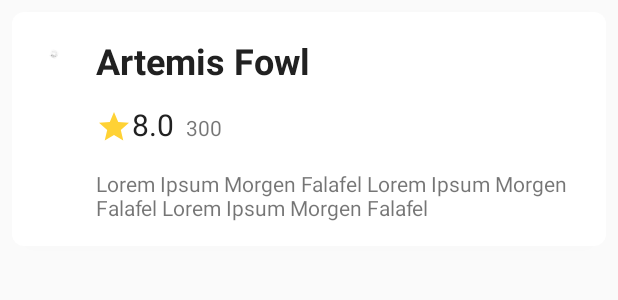
After one commit to ipshitaRB/Flopp, an Android app: the layout movie_card_layout.xml on its own in the app's theme, with its tools: preview values and no code run, on a phone screen of 412 x 824 dp. The commit adds this screen. Shown: the top 300 px of the screen. Run offline under Robolectric (Android 15) with nearby library versions, the phone set to English and light mode, and no system bars.

Commit message:
Show movie list in recyclerView

```diff
--- /dev/null
+++ b/app/src/main/res/layout/fragment_detail.xml
@@ -0,0 +1,6 @@
+<?xml version="1.0" encoding="utf-8"?>
+<FrameLayout xmlns:android="http://schemas.android.com/apk/res/android"
+    xmlns:tools="http://schemas.android.com/tools"
+    android:layout_width="match_parent"
+    android:layout_height="match_parent"
+    tools:context=".fragments.detail.DetailFragment" />
--- /dev/null
+++ b/app/src/main/res/layout/movie_card_layout.xml
@@ -0,0 +1,101 @@
+<?xml version="1.0" encoding="utf-8"?>
+<layout xmlns:android="http://schemas.android.com/apk/res/android"
+    xmlns:app="http://schemas.android.com/apk/res-auto"
+    xmlns:tools="http://schemas.android.com/tools">
+
+    <data>
+
+        <variable
+            name="movie"
+            type="com.droidrbi.flopp.network.models.Result" />
+    </data>
+
+    <androidx.constraintlayout.widget.ConstraintLayout
+        android:layout_width="match_parent"
+        android:layout_height="wrap_content"
+        android:layout_margin="@dimen/constraint_layout_margin"
+        android:background="@drawable/item_background"
+        android:elevation="@dimen/elevation"
+        android:paddingBottom="@dimen/constraint_layout_bottom_padding">
+
+        <ImageView
+            android:id="@+id/thumbnailImageView"
+            android:layout_width="wrap_content"
+            android:layout_height="wrap_content"
+            android:layout_marginStart="@dimen/thumbnail_margin"
+            android:layout_marginTop="@dimen/thumbnail_margin"
+            android:contentDescription="@string/movie_poster_image"
+            android:cropToPadding="true"
+            app:layout_constraintStart_toStartOf="parent"
+            app:layout_constraintTop_toTopOf="parent"
+            app:srcCompat="@drawable/loading_img"
+            tools:src="@drawable/loading_animation" />
+
+        <TextView
+            android:id="@+id/movieTitleTextView"
+            android:layout_width="0dp"
+            android:layout_height="wrap_content"
+            android:layout_marginStart="16dp"
+            android:layout_marginTop="16dp"
+            android:layout_marginEnd="16dp"
+            android:ellipsize="end"
+            android:maxLines="3"
+            android:text="@{movie.title}"
+            android:textColor="@color/dark_grey"
+            android:textSize="24sp"
+            android:textStyle="bold"
+            app:layout_constraintEnd_toEndOf="parent"
+            app:layout_constraintStart_toEndOf="@+id/thumbnailImageView"
+            app:layout_constraintTop_toTopOf="parent"
+            tools:text="Artemis Fowl" />
+
+        <TextView
+            android:id="@+id/ratingTextView"
+            android:layout_width="wrap_content"
+            android:layout_height="wrap_content"
+            android:text="@{String.valueOf(movie.voteAverage)}"
+            android:textColor="@color/dark_grey"
+            android:textSize="20sp"
+            app:layout_constraintBottom_toBottomOf="@+id/star"
+            app:layout_constraintStart_toEndOf="@+id/star"
+            tools:text="8.0" />
+
+        <ImageView
+            android:id="@+id/star"
+            android:layout_width="wrap_content"
+            android:layout_height="wrap_content"
+            android:layout_marginStart="16dp"
+            android:layout_marginTop="16dp"
+            android:baselineAlignBottom="false"
+            android:contentDescription="@string/rating_star"
+            app:layout_constraintStart_toEndOf="@+id/thumbnailImageView"
+            app:layout_constraintTop_toBottomOf="@+id/movieTitleTextView"
+            app:srcCompat="@drawable/ic_baseline_star_24" />
+
+        <TextView
+            android:id="@+id/voteCount"
+            android:layout_width="wrap_content"
+            android:layout_height="wrap_content"
+            android:layout_marginStart="8dp"
+            android:text="@{String.valueOf(movie.voteCount)}"
+            app:layout_constraintBaseline_toBaselineOf="@+id/ratingTextView"
+            app:layout_constraintStart_toEndOf="@+id/ratingTextView"
+            tools:text="300" />
+
+        <TextView
+            android:id="@+id/overviewText"
+            android:layout_width="0dp"
+            android:layout_height="wrap_content"
+            android:layout_marginTop="16dp"
+            android:layout_marginEnd="16dp"
+            android:ellipsize="end"
+            android:maxLines="6"
+            android:text="@{movie.overview}"
+            app:layout_constraintEnd_toEndOf="parent"
+            app:layout_constraintStart_toStartOf="@+id/star"
+            app:layout_constraintTop_toBottomOf="@+id/ratingTextView"
+            tools:text="Lorem Ipsum Morgen Falafel Lorem Ipsum Morgen Falafel Lorem Ipsum Morgen Falafel" />
+
+
+    </androidx.constraintlayout.widget.ConstraintLayout>
+</layout>
--- a/app/src/main/res/values/colors.xml
+++ b/app/src/main/res/values/colors.xml
@@ -9,4 +9,5 @@
     <color name="less_dark_grey">#424242</color>
     <color name="yellow">#FFD600</color>
     <color name="star_tint">#FFD235</color>
+    <color name="color_list_bg">#FFC107</color>
 </resources>
--- /dev/null
+++ b/app/src/main/res/values/dimens.xml
@@ -0,0 +1,8 @@
+<?xml version="1.0" encoding="utf-8"?>
+<resources>
+    <dimen name="constraint_layout_margin">8dp</dimen>
+    <dimen name="elevation">4dp</dimen>
+    <dimen name="constraint_layout_bottom_padding">16dp</dimen>
+    <dimen name="thumbnail_margin">16dp</dimen>
+    <dimen name="list_margin">8dp</dimen>
+</resources>
--- a/app/src/main/res/values/strings.xml
+++ b/app/src/main/res/values/strings.xml
@@ -1,4 +1,6 @@
 <resources>
     <string name="app_name">Flopp</string>
     <string name="api_key">"df6f7e2aa90068ffdfa5ec15adf49219"</string>
+    <string name="movie_poster_image">Movie Poster Image</string>
+    <string name="rating_star">Rating star</string>
 </resources>
```
Also changed, not shown: app/src/main/java/com/droidrbi/flopp/MainActivity.kt (+1 -23 lines), app/src/main/java/com/droidrbi/flopp/fragments/detail/DetailFragment.kt (added, +24 -0 lines), app/src/main/java/com/droidrbi/flopp/fragments/list/ListFragment.kt (added, +76 -0 lines), app/src/main/java/com/droidrbi/flopp/fragments/list/MovieListAdapter.kt (added, +57 -0 lines), app/src/main/res/layout/activity_main.xml (+10 -8 lines), app/src/main/res/layout/fragment_list.xml (added, +27 -0 lines), app/src/main/res/navigation/nav_graph.xml (added, +22 -0 lines).
